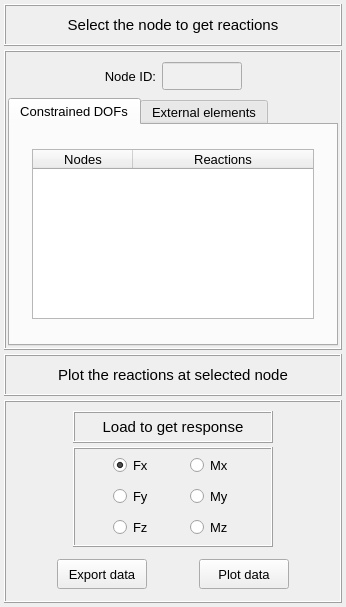
Qt form pulse/interface/data/ui_files/plots/results/structural/get_reactions_for_harmonic_analysis.ui (open-pulse/OpenPulse) before a commit.
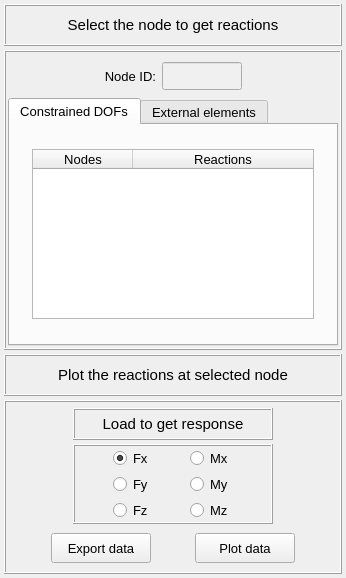
The same form after that commit.

```diff
--- a/pulse/interface/data/ui_files/plots/results/structural/get_reactions_for_harmonic_analysis.ui
+++ b/pulse/interface/data/ui_files/plots/results/structural/get_reactions_for_harmonic_analysis.ui
@@ -7,7 +7,7 @@
     <x>0</x>
     <y>0</y>
     <width>346</width>
-    <height>607</height>
+    <height>576</height>
    </rect>
   </property>
   <property name="windowTitle">
@@ -951,7 +951,7 @@
            <property name="minimumSize">
             <size>
              <width>0</width>
-             <height>90</height>
+             <height>0</height>
             </size>
            </property>
            <property name="maximumSize">
@@ -1345,13 +1345,13 @@
           <widget class="QPushButton" name="pushButton_plot_data">
            <property name="minimumSize">
             <size>
-             <width>90</width>
+             <width>100</width>
              <height>30</height>
             </size>
            </property>
            <property name="maximumSize">
             <size>
-             <width>90</width>
+             <width>100</width>
              <height>30</height>
             </size>
            </property>
@@ -1376,13 +1376,13 @@
           <widget class="QPushButton" name="pushButton_export_data">
            <property name="minimumSize">
             <size>
-             <width>90</width>
+             <width>100</width>
              <height>30</height>
             </size>
            </property>
            <property name="maximumSize">
             <size>
-             <width>90</width>
+             <width>100</width>
              <height>30</height>
             </size>
            </property>
```
Left out of the diff: 13 changed lines with no effect on the pictures.
